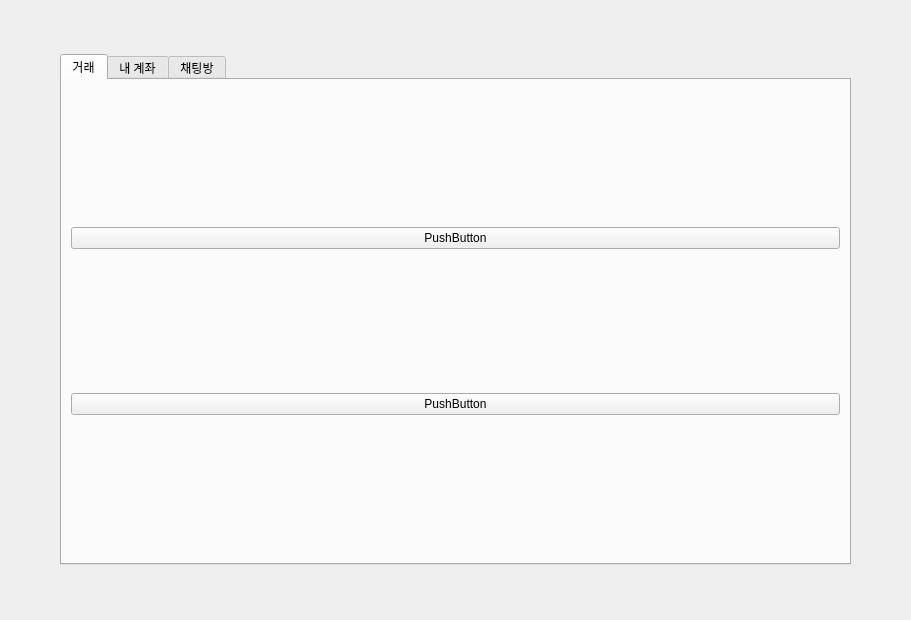
Before: the Qt Designer form miniProject2/mainview.ui in donjizzkan/miniProject2, drawn with Qt 5.
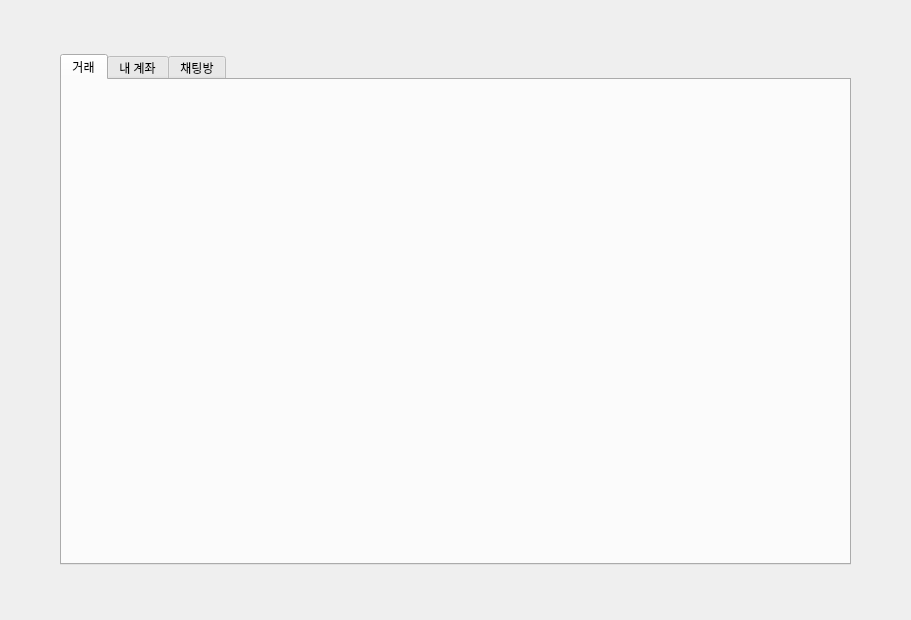
After: the same form once the commit is applied.

The edit to the form file:
```diff
--- a/miniProject2/mainview.ui
+++ b/miniProject2/mainview.ui
@@ -35,22 +35,7 @@
       <attribute name="title">
        <string>거래</string>
       </attribute>
-      <layout class="QVBoxLayout" name="verticalLayout_4">
-       <item>
-        <widget class="QPushButton" name="pushButton_2">
-         <property name="text">
-          <string>PushButton</string>
-         </property>
-        </widget>
-       </item>
-       <item>
-        <widget class="QPushButton" name="pushButton_3">
-         <property name="text">
-          <string>PushButton</string>
-         </property>
-        </widget>
-       </item>
-      </layout>
+      <layout class="QVBoxLayout" name="verticalLayout_4"/>
      </widget>
      <widget class="QWidget" name="tab_2">
       <attribute name="title">
```
